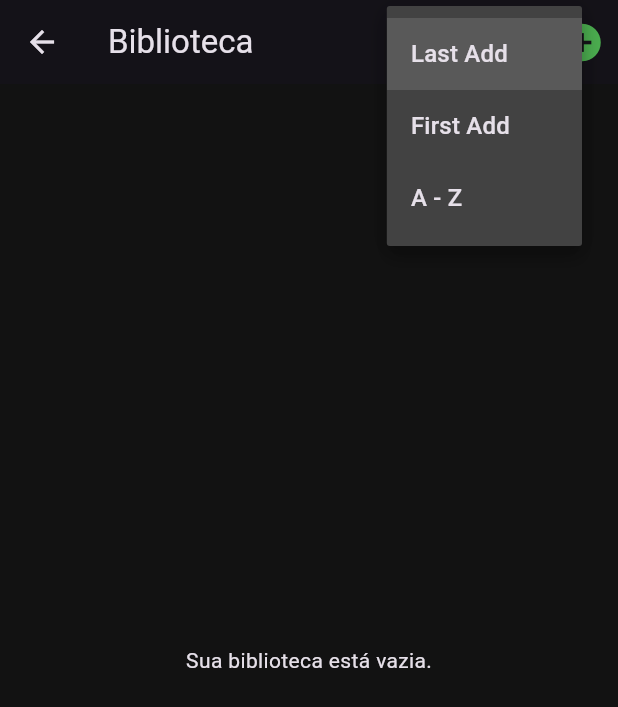
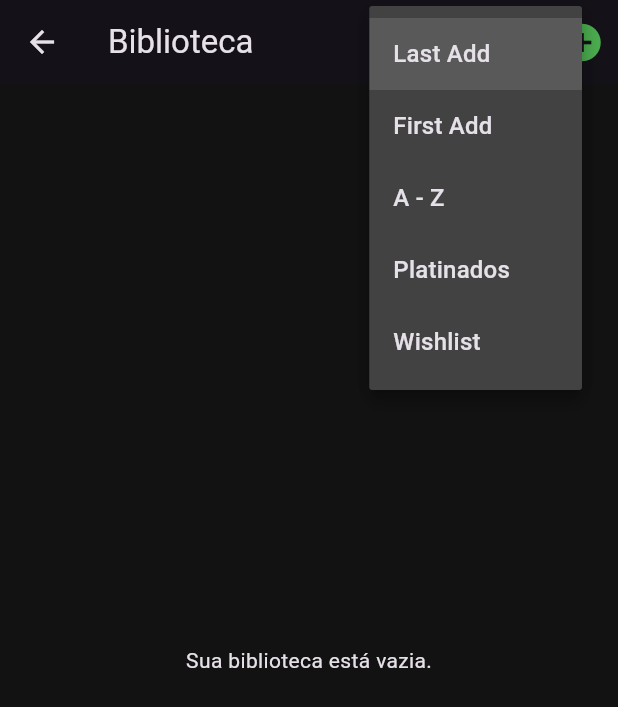
Before and after one commit to cgonssalves/my0games, a Flutter app: the LibraryScreen screen opened directly with empty values, after a tap on "Last Add", on a phone screen of 412 x 824 dp. Shown: the top 707 px of the screen. Run offline on Flutter 3.47's test engine with Material 3 defaults, Android fonts, the light colour scheme and no system bars; our stand-ins replace drift, image_picker, shared_preferences; accounts and stored records are empty; generated files the repository leaves out were written again; network calls fail.

Commit message:
update library filter

```diff
--- a/lib/database/database.dart
+++ b/lib/database/database.dart
@@ -8,44 +8,59 @@ import 'tables.dart';
 
 part 'database.g.dart';
 
-// enum para deixar nosso código de ordenação mais limpo e seguro
-enum SortMode { az, lastAdded, firstAdded }
+enum SortMode { az, lastAdded, firstAdded, platinados, wishlist }
 
 @DriftAccessor(tables: [Games])
 class GamesDao extends DatabaseAccessor<AppDatabase> with _$GamesDaoMixin {
   GamesDao(AppDatabase db) : super(db);
 
-  // parâmetro para ordenar os resultados
   Stream<List<Game>> watchAllGamesOrdered(SortMode mode) {
+    if (mode == SortMode.wishlist) {
+      return (select(games)..where((tbl) => tbl.status.equals('lista de desejos'))
+        ..orderBy([(t) => OrderingTerm(expression: t.name, mode: OrderingMode.asc)]))
+        .watch();
+    }
+
+    final query = select(games)..where((tbl) => tbl.status.isNotIn(['lista de desejos']));
+
     switch (mode) {
       case SortMode.az:
-        // ordena pelo nome em ordem crescente (A-Z)
-        return (select(games)..orderBy([(t) => OrderingTerm(expression: t.name, mode: OrderingMode.asc)])).watch();
+        query.orderBy([(t) => OrderingTerm(expression: t.name, mode: OrderingMode.asc)]);
+        break;
       case SortMode.firstAdded:
-        // ordena pelo ID em ordem crescente (os primeiros adicionados têm IDs menores)
-        return (select(games)..orderBy([(t) => OrderingTerm(expression: t.id, mode: OrderingMode.asc)])).watch();
+        query.orderBy([(t) => OrderingTerm(expression: t.id, mode: OrderingMode.asc)]);
+        break;
+      case SortMode.platinados:
+        final statusOrder = const CustomExpression<int>(
+          "CASE status "
+          "WHEN 'platinado' THEN 1 "
+          "WHEN 'zerado' THEN 2 "
+          "WHEN 'jogando' THEN 3 "
+          "WHEN 'na biblioteca' THEN 4 "
+          "ELSE 5 END"
+        );
+        query.orderBy([
+          (t) => OrderingTerm(expression: statusOrder),
+          (t) => OrderingTerm(expression: t.name, mode: OrderingMode.asc)
+        ]);
+        break;
       case SortMode.lastAdded:
       default:
-        // ordena pelo ID em ordem decrescente (os últimos adicionados têm IDs maiores)
-        return (select(games)..orderBy([(t) => OrderingTerm(expression: t.id, mode: OrderingMode.desc)])).watch();
+        query.orderBy([(t) => OrderingTerm(expression: t.id, mode: OrderingMode.desc)]);
+        break;
     }
+
+    return query.watch();
   }
 
   Stream<List<Game>> watchAllGames() => select(games).watch();
-
   Stream<List<Game>> watchGamesByPlatforms(List<String> platforms) {
-    if (platforms.isEmpty) {
-      return select(games).watch();
-    } else {
-      return (select(games)..where((tbl) => tbl.platform.isIn(platforms))).watch();
-    }
+    if (platforms.isEmpty) return select(games).watch();
+    return (select(games)..where((tbl) => tbl.platform.isIn(platforms))).watch();
   }
-
   Future<int> insertGame(GamesCompanion game) => into(games).insert(game);
   Future<int> deleteGame(Game game) => delete(games).delete(game);
-  Future<void> clearAllDataForLogout() async {
-    await delete(games).go();
-  }
+  Future<void> clearAllDataForLogout() async => await delete(games).go();
 }
 
 @DriftDatabase(tables: [Games], daos: [GamesDao])
@@ -58,9 +73,7 @@ class AppDatabase extends _$AppDatabase {
   @override
   MigrationStrategy get migration {
     return MigrationStrategy(
-      onCreate: (Migrator m) async {
-        await m.createAll();
-      },
+      onCreate: (Migrator m) async => await m.createAll(),
       onUpgrade: (Migrator m, int from, int to) async {
         if (from == 1) {
           await m.addColumn(games, games.status);
--- a/lib/database/tables.dart
+++ b/lib/database/tables.dart
@@ -7,6 +7,5 @@ class Games extends Table {
   TextColumn get coverUrl => text()();
   TextColumn get platform => text()();
 
-  TextColumn get status => text().withDefault(const Constant('jogando'))();
-
+  TextColumn get status => text().withDefault(const Constant('na biblioteca'))();
 }
--- a/lib/screens/library_screen.dart
+++ b/lib/screens/library_screen.dart
@@ -4,7 +4,6 @@ import 'game_search_screen.dart';
 
 class LibraryScreen extends StatefulWidget {
   final AppDatabase database;
-
   const LibraryScreen({Key? key, required this.database}) : super(key: key);
 
   @override
@@ -12,7 +11,6 @@ class LibraryScreen extends StatefulWidget {
 }
 
 class _LibraryScreenState extends State<LibraryScreen> {
-  // variável para controlar a ordenação
   SortMode _sortMode = SortMode.lastAdded;
 
   void _navigateToGameSearch() {
@@ -45,21 +43,19 @@ class _LibraryScreenState extends State<LibraryScreen> {
     switch (status) {
       case 'zerado': icon = '✅'; break;
       case 'platinado': icon = '🏆'; break;
-      case 'jogando': default: icon = '▶️'; break;
+      case 'jogando': icon = '▶️'; break;
+      case 'na biblioteca': icon = '📘'; break;
+      case 'lista de desejos': icon = '📜'; break;
+      default: icon = ''; break;
     }
     return Text(icon, style: const TextStyle(fontSize: 20, shadows: [Shadow(blurRadius: 2.0)]));
   }
 
-  // widget para a caixa de seleção
   Widget _buildSortDropdown() {
     return DropdownButton<SortMode>(
       value: _sortMode,
       onChanged: (SortMode? newValue) {
-        if (newValue != null) {
-          setState(() {
-            _sortMode = newValue;
-          });
-        }
+        if (newValue != null) setState(() => _sortMode = newValue);
       },
       underline: Container(),
       icon: const Icon(Icons.sort, color: Colors.white),
@@ -68,6 +64,8 @@ class _LibraryScreenState extends State<LibraryScreen> {
         DropdownMenuItem(value: SortMode.lastAdded, child: Text("Last Add")),
         DropdownMenuItem(value: SortMode.firstAdded, child: Text("First Add")),
         DropdownMenuItem(value: SortMode.az, child: Text("A - Z")),
+        DropdownMenuItem(value: SortMode.platinados, child: Text("Platinados")),
+        DropdownMenuItem(value: SortMode.wishlist, child: Text("Wishlist")),
       ],
     );
   }
@@ -78,7 +76,6 @@ class _LibraryScreenState extends State<LibraryScreen> {
       appBar: AppBar(
         title: const Text('Biblioteca'),
         actions: [
-          // adicionado o seletor na AppBar
           _buildSortDropdown(),
           IconButton(
             icon: const Icon(Icons.add_circle, color: Colors.green, size: 30),
@@ -88,7 +85,6 @@ class _LibraryScreenState extends State<LibraryScreen> {
         ],
       ),
       body: StreamBuilder<List<Game>>(
-        // o stream agora usa o método de ordenação
         stream: widget.database.gamesDao.watchAllGamesOrdered(_sortMode),
         builder: (context, snapshot) {
           if (snapshot.connectionState == ConnectionState.waiting) {
@@ -96,7 +92,11 @@ class _LibraryScreenState extends State<LibraryScreen> {
           }
           final games = snapshot.data ?? [];
           if (games.isEmpty) {
-            return const Center(child: Text("Sua biblioteca está vazia."));
+            return Center(child: Text(
+              _sortMode == SortMode.wishlist
+                ? "Sua lista de desejos está vazia."
+                : "Sua biblioteca está vazia."
+            ));
           }
 
           return GridView.builder(
```
Also changed, not shown: lib/screens/game_search_screen.dart (+22 -48 lines), lib/screens/home_screen.dart (+43 -30 lines), lib/database/database.g.dart.
